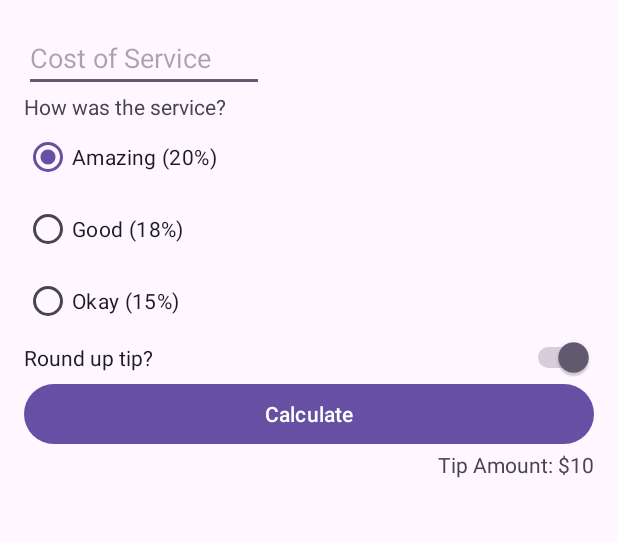
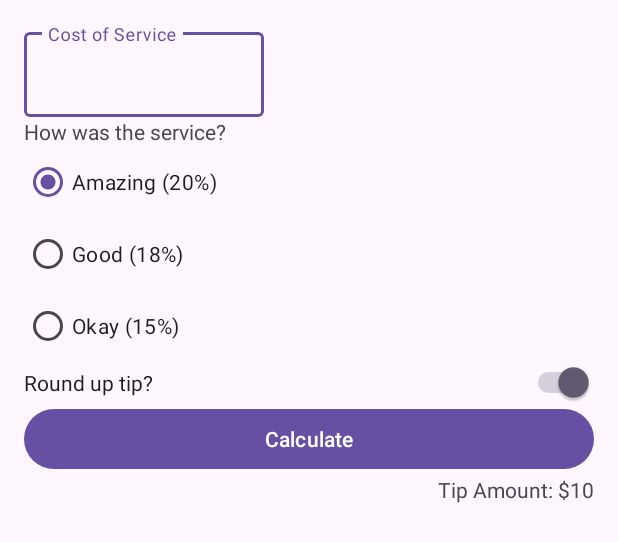
Before and after one commit to BogdanNegativ/Tip_Time, an Android app: the layout activity_main.xml on its own in the app's theme, with its tools: preview values and no code run, on a phone screen of 412 x 824 dp. Shown: the top 542 px of the screen. Run offline under Robolectric (Android 15) with nearby library versions, the phone set to English and light mode, and no system bars.

Commit message:
Change EditText

```diff
--- a/app/src/main/java/com/example/tiptime/MainActivity.kt
+++ b/app/src/main/java/com/example/tiptime/MainActivity.kt
@@ -14,7 +14,7 @@ class MainActivity : AppCompatActivity() {
         binding.calculateButton.setOnClickListener{ calculateTip() }
     }
     private fun calculateTip() {
-        val stringInTextField = binding.costOfService.text.toString()
+        val stringInTextField = binding.costOfServiceEditText.text.toString()
         val cost = stringInTextField.toDoubleOrNull()
         if (cost == null || cost == 0.0) {
             displayTip(0.0)
--- a/app/src/main/res/layout/activity_main.xml
+++ b/app/src/main/res/layout/activity_main.xml
@@ -7,14 +7,21 @@
     android:padding="16dp"
     tools:context=".MainActivity">
 
-    <EditText
+    <com.google.android.material.textfield.TextInputLayout
         android:id="@+id/cost_of_service"
         android:layout_width="160dp"
         android:layout_height="wrap_content"
         android:hint="@string/cost_of_service"
-        android:inputType="numberDecimal"
         app:layout_constraintStart_toStartOf="parent"
-        app:layout_constraintTop_toTopOf="parent" />
+        app:layout_constraintTop_toTopOf="parent">
+
+        <com.google.android.material.textfield.TextInputEditText
+            android:id="@+id/cost_of_service_edit_text"
+            android:layout_width="match_parent"
+            android:layout_height="wrap_content"
+            android:inputType="numberDecimal" />
+
+    </com.google.android.material.textfield.TextInputLayout>
 
     <TextView
         android:id="@+id/service_question"
```
